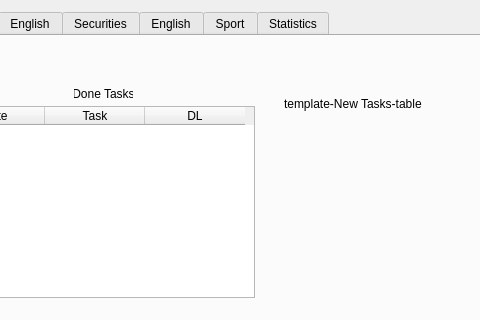
Old version of the form ToDoNotes/mainwindow.ui in the repository andreyschelkovo/ToDoNotes; both pictures show x 498 to 978 and y 0 to 320 of the 1092 by 638 pixel window.
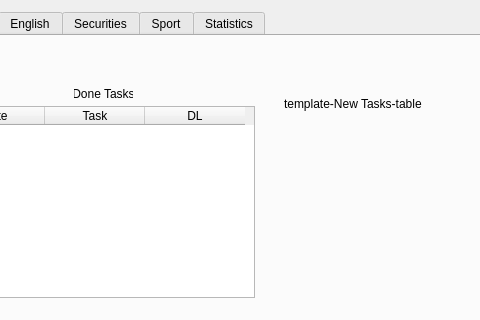
New version of the form.

Commit message: complited checking function of existing the row in DB

The edit to the form file:
```diff
--- a/ToDoNotes/mainwindow.ui
+++ b/ToDoNotes/mainwindow.ui
@@ -715,12 +715,7 @@
       </widget>
      </widget>
     </widget>
-    <widget class="QWidget" name="tab_12">
-     <attribute name="title">
-      <string>English</string>
-     </attribute>
-    </widget>
-    <widget class="QWidget" name="tab_13">
+    <widget class="QWidget" name="tab_sport">
      <attribute name="title">
       <string>Sport</string>
      </attribute>
```
Left out of the diff: 20 changed lines with no effect on the pictures. The commit also changes 2 other files.
